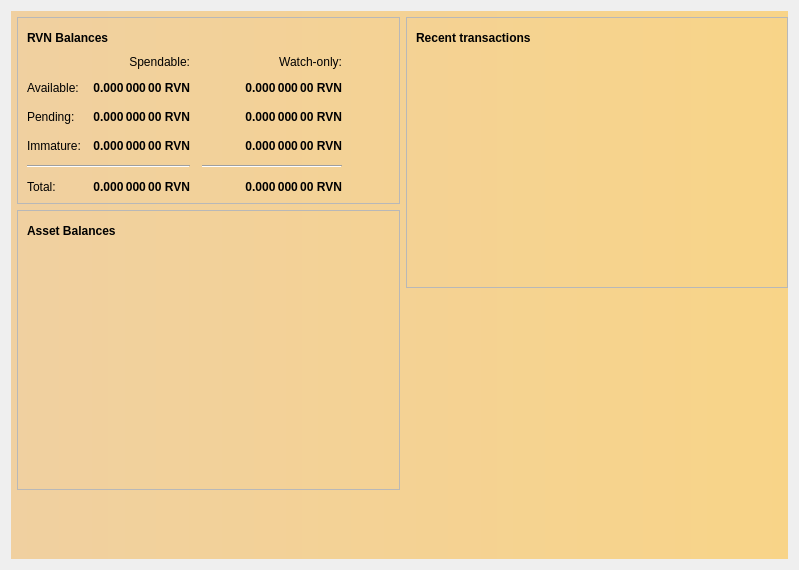
Old version of the form src/qt/forms/overviewpage.ui in the repository RavenProject/Ravencoin.
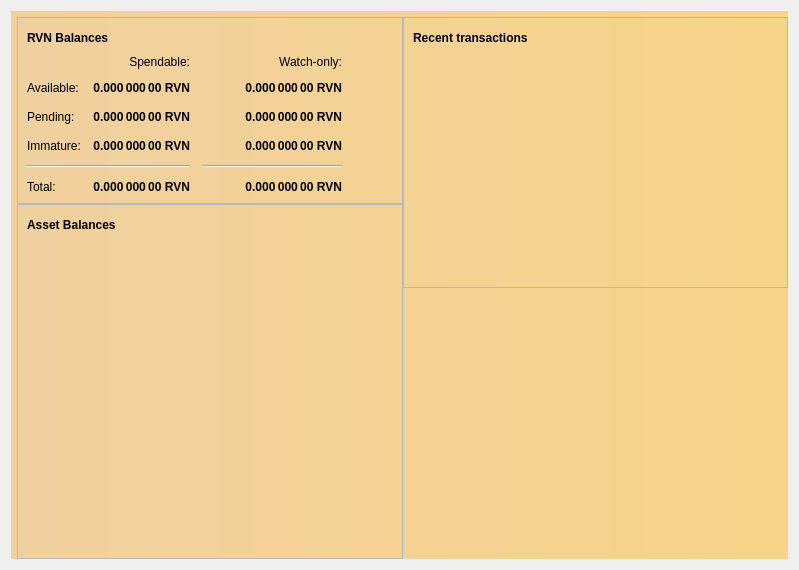
New version of the form. Icons and pictures are not drawn.

```diff
--- a/src/qt/forms/overviewpage.ui
+++ b/src/qt/forms/overviewpage.ui
@@ -35,6 +35,9 @@
    </item>
    <item row="1" column="1">
     <layout class="QHBoxLayout" name="horizontalLayout" stretch="0,0">
+     <property name="spacing">
+      <number>0</number>
+     </property>
      <property name="sizeConstraint">
       <enum>QLayout::SetMaximumSize</enum>
      </property>
@@ -518,35 +521,9 @@
             </attribute>
            </widget>
           </item>
-          <item>
-           <spacer name="verticalSpacer_3">
-            <property name="orientation">
-             <enum>Qt::Vertical</enum>
-            </property>
-            <property name="sizeHint" stdset="0">
-             <size>
-              <width>20</width>
-              <height>40</height>
-             </size>
-            </property>
-           </spacer>
-          </item>
          </layout>
         </widget>
        </item>
-       <item>
-        <spacer name="verticalSpacer">
-         <property name="orientation">
-          <enum>Qt::Vertical</enum>
-         </property>
-         <property name="sizeHint" stdset="0">
-          <size>
-           <width>20</width>
-           <height>40</height>
-          </size>
-         </property>
-        </spacer>
-       </item>
       </layout>
      </item>
      <item>
```
